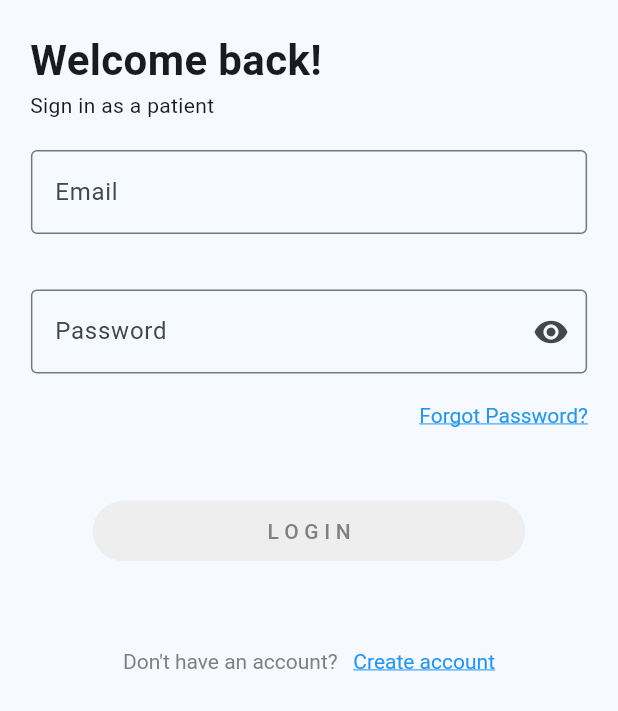
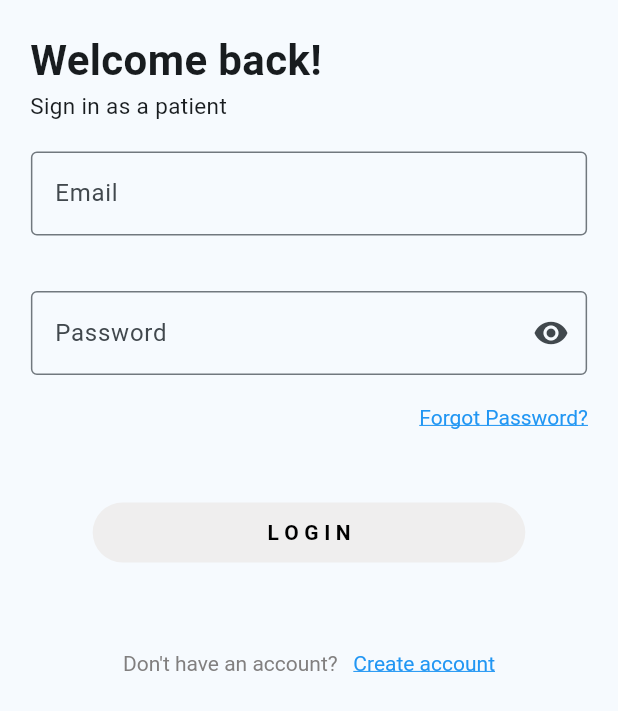
Before and after one commit to H-Munene/zuri_clone, a Flutter app: the screen it shows after launch, on a phone screen of 412 x 824 dp. Shown: the top 711 px of the screen. Run offline on Flutter 3.47's test engine with Material 3 defaults, Android fonts, the light colour scheme and no system bars; our stand-ins replace intl_phone_field.

Commit message:
feat: titlewidget, subtitle widget, forgot password page. refactor: use titlewidget, subtitle widget in login, register, forgot password pages

```diff
--- a/lib/auth/login.dart
+++ b/lib/auth/login.dart
@@ -3,7 +3,9 @@ import 'package:flutter/gestures.dart';
 import 'package:zuri_health_clone/utils/globals.dart' as globals;
 import 'package:zuri_health_clone/widgets/loginregisterbtn.dart';
 import 'package:zuri_health_clone/widgets/passwordtxtformfield.dart';
+import 'package:zuri_health_clone/widgets/subtitle.dart';
 import 'package:zuri_health_clone/widgets/textformfield.dart';
+import 'package:zuri_health_clone/widgets/title.dart';
 
 class LoginPage extends StatefulWidget {
   const LoginPage({super.key});
@@ -56,22 +58,8 @@ class _LoginPageState extends State<LoginPage> {
           Container(
               padding: globals.titlepadding,
               child: Column(children: [
-                Row(
-                  mainAxisAlignment: MainAxisAlignment.start,
-                  children: [
-                    Text(
-                      'Welcome back!',
-                      style:
-                          TextStyle(fontWeight: FontWeight.bold, fontSize: 28),
-                    ),
-                  ],
-                ),
-                Row(
-                  mainAxisAlignment: MainAxisAlignment.start,
-                  children: [
-                    Text('Sign in as a patient'),
-                  ],
-                ),
+                TitleWidget(titleText: globals.loginTitle),
+                SubtitleWidget(subtitleText: globals.loginSubTitle),
               ])),
 
           //email
--- a/lib/utils/globals.dart
+++ b/lib/utils/globals.dart
@@ -3,12 +3,24 @@ import 'package:flutter/material.dart';
 //colors
 const placeholdercolor = Color.fromRGBO(129, 127, 127, 1);
 const loginRegisterBtnColor = Color.fromARGB(255, 239, 238, 238);
+const forgotpassBtnColor = Color.fromARGB(255, 255, 221, 31);
+
 const errorColor = Colors.red;
 
 //font size
 const double loginRegisterRegularFontSize = 15;
 
-//placeholder - labels
+//labels
+const String forgotPassTitle = 'Oops, forgot password';
+const String registerTitle = 'Create an account';
+const String loginTitle = 'Welcome back!';
+const String forgotPassSubTitle1 = "Don't Worry";
+const String forgotPassSubTitle2 = "This will be fast and easy";
+const String forgotPassSubTitle3 = "Just enter your registered email address";
+const String loginSubTitle = "Sign in as a patient";
+const String registerSubTitle =
+    "We would need more information to serve you better";
+
 const String firstname = "First name";
 const String lastname = "Last name";
 const String email = "Email";
@@ -18,6 +30,7 @@ const String password = "Password";
 const String confirmpassword = "Confirm Password";
 const String loginbtnText = "L O G I N";
 const String registerbtnText = "N E X T";
+const String resetPassword = "RESET PASSWORD";
 
 //
 const double textfieldBorderRadius = 4;
--- a/lib/widgets/loginregisterbtn.dart
+++ b/lib/widgets/loginregisterbtn.dart
@@ -3,8 +3,10 @@ import 'package:zuri_health_clone/utils/globals.dart' as globals;
 
 class LoginRegisterButton extends StatelessWidget {
   final String btnText;
+  final bool? forgotPass;
 
-  const LoginRegisterButton({super.key, required this.btnText});
+  const LoginRegisterButton(
+      {super.key, required this.btnText, this.forgotPass = false});
 
   @override
   Widget build(BuildContext context) {
@@ -12,15 +14,12 @@ class LoginRegisterButton extends StatelessWidget {
       padding: globals.loginRegisterBtnPadding,
       width: 0.7 * MediaQuery.of(context).size.width,
       child: ElevatedButton(
-
-        style: ElevatedButton.styleFrom(
-          elevation: 0,
-          backgroundColor: globals.loginRegisterBtnColor
-        ),
+          style: ElevatedButton.styleFrom(
+              elevation: 0, backgroundColor: forgotPass == false ? globals.loginRegisterBtnColor : globals.forgotpassBtnColor ),
           onPressed: () {},
           child: Text(
             btnText,
-            style: TextStyle(color: globals.placeholdercolor, fontSize: 14),
+            style: TextStyle(color: Colors.black, fontSize: 14, fontWeight: FontWeight.bold),
           )),
     );
   }
--- /dev/null
+++ b/lib/widgets/subtitle.dart
@@ -0,0 +1,24 @@
+import 'package:flutter/material.dart';
+
+class SubtitleWidget extends StatelessWidget {
+  final String subtitleText;
+  final bool? alignstart;
+
+  const SubtitleWidget(
+      {super.key, required this.subtitleText, this.alignstart = true});
+
+  @override
+  Widget build(BuildContext context) {
+    return Row(
+      mainAxisAlignment: alignstart == true
+          ? MainAxisAlignment.start
+          : MainAxisAlignment.center,
+      children: [
+        Text(subtitleText,
+            style: TextStyle(
+              fontSize: 15,
+            )),
+      ],
+    );
+  }
+}
--- /dev/null
+++ b/lib/widgets/title.dart
@@ -0,0 +1,20 @@
+import 'package:flutter/material.dart';
+
+class TitleWidget extends StatelessWidget {
+  final String titleText;
+
+  const TitleWidget({super.key, required this.titleText});
+
+  @override
+  Widget build(BuildContext context) {
+    return Row(
+      mainAxisAlignment: MainAxisAlignment.start,
+      children: [
+        Text(
+          titleText,
+          style: TextStyle(fontWeight: FontWeight.bold, fontSize: 28),
+        ),
+      ],
+    );
+  }
+}
--- a/pubspec.yaml
+++ b/pubspec.yaml
@@ -59,9 +59,9 @@ flutter:
   uses-material-design: true
 
   # To add assets to your application, add an assets section, like this:
-  # assets:
-  #   - images/a_dot_burr.jpeg
-  #   - images/a_dot_ham.jpeg
+  assets:
+    - assets/images/forgot.jpg
+    # images/a_dot_ham.jpeg
 
   # An image asset can refer to one or more resolution-specific "variants", see
   # https://flutter.dev/to/resolution-aware-images
```
Also changed, not shown: lib/auth/forgotpass.dart (+64 -4 lines), lib/auth/register.dart (+4 -12 lines), assets/images/forgot.jpg (added).
